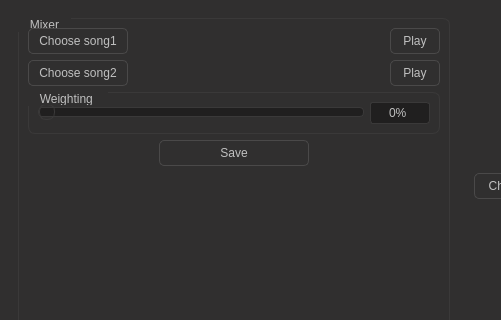
Above: main_window.ui from MohamedHisham20/DSP_FingerPrint before the change; both pictures show x 0 to 501 and y 0 to 320 of the 947 by 600 pixel window. Below: the same form after it.
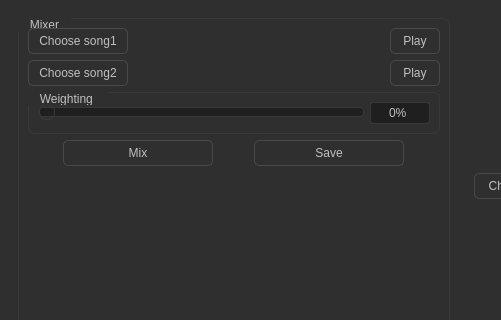
That is the form after the change. Icons and pictures are not drawn.

Commit message: mix btn

What changed in the file:
```diff
--- a/main_window.ui
+++ b/main_window.ui
@@ -1059,6 +1059,19 @@
           </item>
           <item>
            <layout class="QHBoxLayout" name="horizontalLayout_10">
+            <item>
+             <widget class="QPushButton" name="Mix_btn">
+              <property name="maximumSize">
+               <size>
+                <width>150</width>
+                <height>16777215</height>
+               </size>
+              </property>
+              <property name="text">
+               <string>Mix</string>
+              </property>
+             </widget>
+            </item>
             <item>
              <widget class="QPushButton" name="save_mix_3">
               <property name="minimumSize">
```
Left out of the diff: 6 changed lines with no effect on the pictures.
